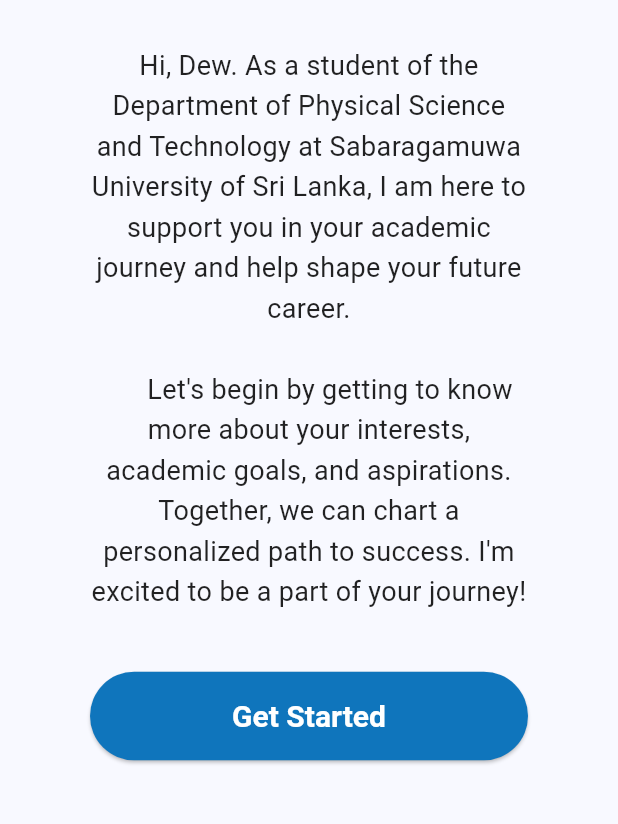
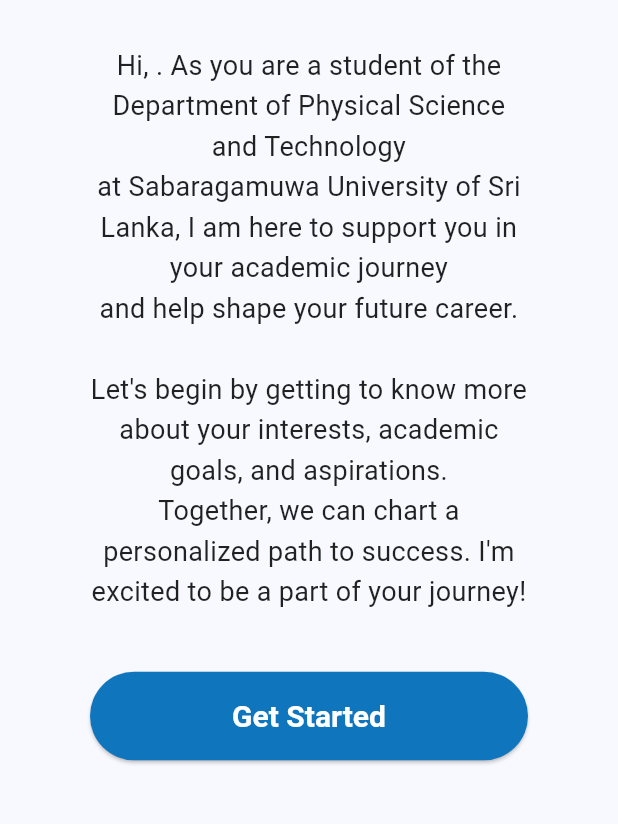
Before and after one commit to Dewchathu/naviX, a Flutter app: the OnBoardScreen screen opened directly, on a phone screen of 412 x 824 dp, the part 268-1092 px from its top. Run offline on Flutter 3.47's test engine with Material 3 defaults, Android fonts, the phone set to English and light mode, and no system bars; our stand-ins replace cloud_firestore, firebase_auth, firebase_core, firebase_storage, flutter_dotenv, flutter_gemini and 16 more; accounts and stored records are empty.

Commit message:
202501261630

```diff
--- a/lib/screens/onboard_screen.dart
+++ b/lib/screens/onboard_screen.dart
@@ -1,6 +1,8 @@
 import 'package:flutter/material.dart';
+import 'package:loading_indicator/loading_indicator.dart';
 import 'package:navix/actions/move_to_next_sceen.dart';
 import 'package:navix/screens/setup_screen.dart';
+import 'package:navix/services/firestore_service.dart';
 import 'package:navix/widgets/custom_button.dart';
 
 class OnBoardScreen extends StatefulWidget {
@@ -11,6 +13,34 @@
 }
 
 class _OnBoardScreenState extends State<OnBoardScreen> {
+  final FirestoreService _firestoreService = FirestoreService();
+  String name = '';
+  bool isLoading = false;
+
+  @override
+  void initState() {
+    super.initState();
+    _loadUserName();
+  }
+
+  Future<void> _loadUserName() async {
+    setState(() {
+      isLoading = true;
+    });
+    try {
+      final user = await _firestoreService.getCurrentUserInfo();
+      setState(() {
+        name = user?['name'] ?? 'Student';
+        isLoading = false;
+      });
+    } catch (e) {
+      setState(() {
+        name = 'Student';
+        isLoading = false;
+      });
+    }
+  }
+
   @override
   Widget build(BuildContext context) {
     return PopScope(
@@ -19,7 +49,22 @@
         body: Padding(
           padding: const EdgeInsets.all(60.0),
           child: Center(
-            child: Column(
+            child: isLoading
+                ? Container(
+              padding: const EdgeInsets.all(10),
+              width: 80,
+              height: 80,
+              decoration: BoxDecoration(
+                color: Colors.white,
+                borderRadius: BorderRadius.circular(10),
+              ),
+              child: const LoadingIndicator(
+                indicatorType: Indicator.lineSpinFadeLoader,
+                colors: [Colors.blue],
+                strokeWidth: 1,
+              ),
+            )
+                : Column(
               mainAxisAlignment: MainAxisAlignment.center,
               crossAxisAlignment: CrossAxisAlignment.center,
               children: [
@@ -32,13 +77,16 @@
                   ),
                 ),
                 const SizedBox(height: 30),
-                const SizedBox(
+                SizedBox(
                   width: 300,
                   child: Text(
-                    """Hi, Dew. As a student of the Department of Physical Science and Technology at Sabaragamuwa University of Sri Lanka, I am here to support you in your academic journey and help shape your future career.
+                    """Hi, $name. As you are a student of the Department of Physical Science and Technology
+at Sabaragamuwa University of Sri Lanka, I am here to support you in your academic journey
+and help shape your future career.
 
-      Let's begin by getting to know more about your interests, academic goals, and aspirations. Together, we can chart a personalized path to success. I'm excited to be a part of your journey!""",
-                    style: TextStyle(
+Let's begin by getting to know more about your interests, academic goals, and aspirations.
+Together, we can chart a personalized path to success. I'm excited to be a part of your journey!""",
+                    style: const TextStyle(
                       fontSize: 18,
                       color: Colors.black87,
                       height: 1.5,
--- a/lib/screens/video_player_screen.dart
+++ b/lib/screens/video_player_screen.dart
@@ -90,8 +90,9 @@
   }
 
   // Listener to track video position
+  // Listener to track video position
   void _listener() {
-    final streakProvider = Provider.of<StreakProvider>(context);
+    final streakProvider = Provider.of<StreakProvider>(context, listen: false); // Add listen: false here
 
     if (_isPlayerReady && mounted) {
       final currentPosition = _controller.value.position.inSeconds;
@@ -122,6 +123,7 @@
       setState(() {});
     }
   }
+
 
 
   @override
--- a/lib/widgets/setup_process.dart
+++ b/lib/widgets/setup_process.dart
@@ -5,7 +5,8 @@
 
 Future<Map<String, List<String>>> setupProcess(
     List<String> selectedJobs,
-    String skills,
+    List<String> skills,
+    List<String> preferences,
     ) async {
   List<String> threeMonthList = [];
   List<String> oneMonthList = [];
@@ -20,7 +21,7 @@
 
   // Step 1: Process Three-Month List
   Candidates? response = await gemini.text(
-    "What are 3 key areas to learn in ${selectedJobs} that complement ${skills}? Give the answer in plain text and without description. ex: 1. Bloc, 2. Streamer, 3. Stateful",
+    "What are 3 key areas to learn in $selectedJobs that complement $skills, $preferences? Give the answer in plain text and without description. ex: 1. Bloc, 2. Streamer, 3. Stateful",
   );
 
   // Debugging the response
--- a/pubspec.yaml
+++ b/pubspec.yaml
@@ -35,6 +35,7 @@
   internet_connection_checker_plus: ^2.7.0
   permission_handler: ^11.3.1
   flutter_svg: ^2.0.17
+  flutter_typeahead: ^5.2.0
 
 
 dev_dependencies:
```
Also changed, not shown: lib/screens/setup_screen.dart (+124 -37 lines), pubspec.lock.
